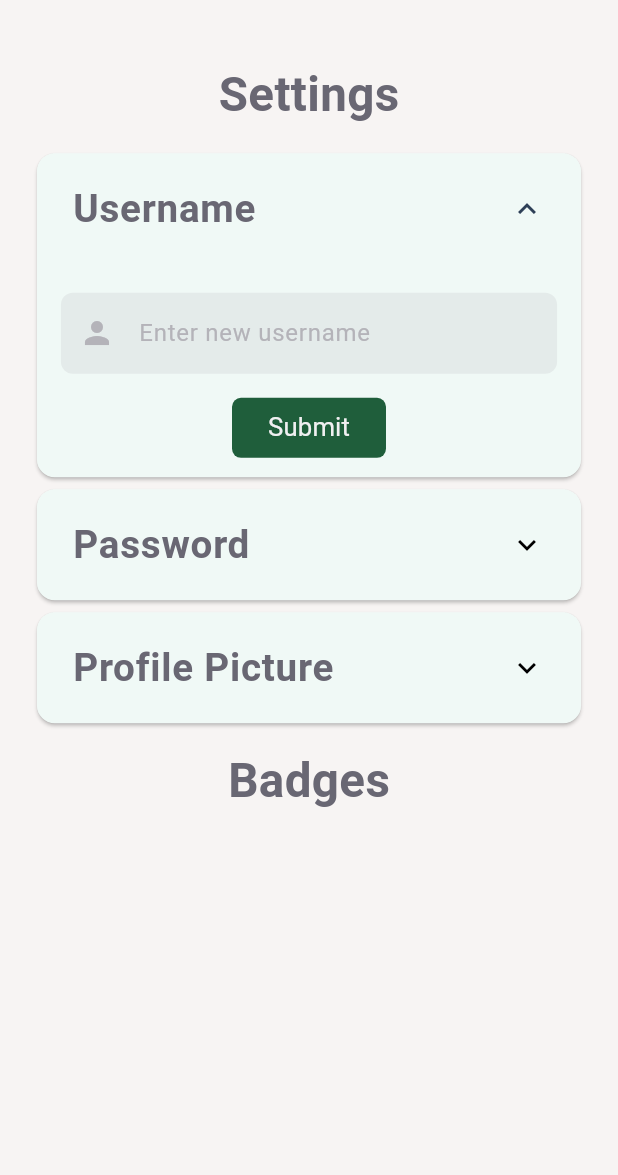
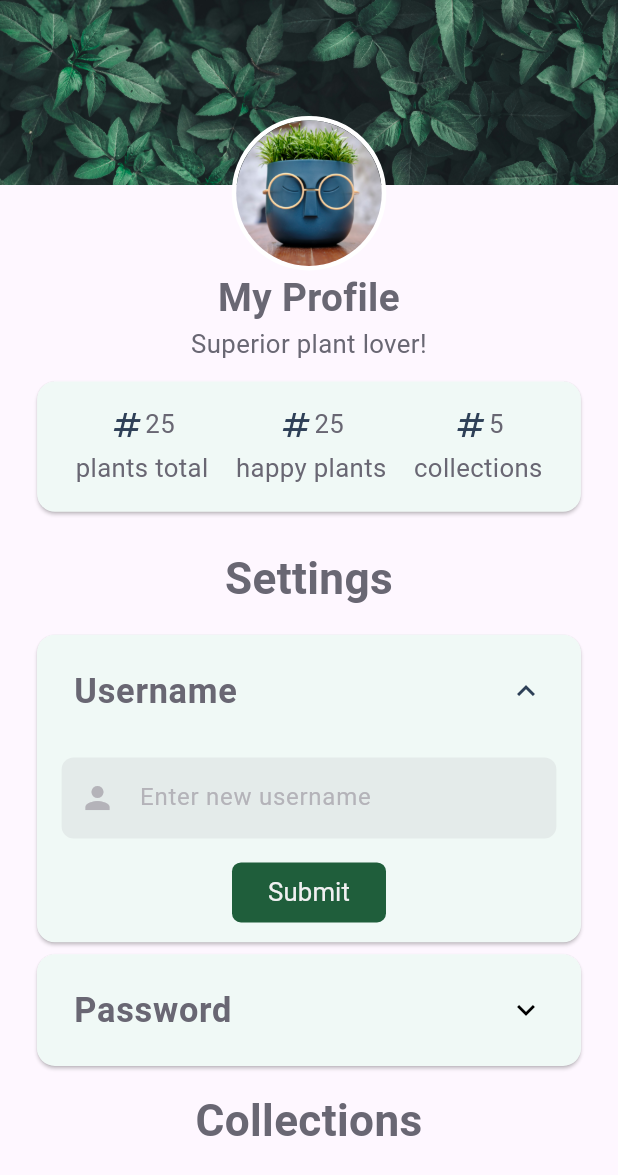
Before and after one commit to Team-Wilhelm/BotaniQue-MobDev, a Flutter app: the SettingsScreen screen opened directly, after a tap on "Username", on a phone screen of 412 x 824 dp. Shown: the top 1175 px of the screen. Run offline on Flutter 3.47's test engine with Material 3 defaults, Android fonts, the phone set to English and light mode, and no system bars; our stand-ins replace flutter_bloc, freezed_annotation, image_picker, localstorage, lottie; network calls fail.

Commit message:
added some styling to settings screen and almost everything sized dynamically

```diff
--- a/botanique/lib/settings/panel_content/image_update_content.dart
+++ /dev/null
@@ -1,43 +0,0 @@
-import 'package:botanique/shared/app_button.dart';
-import 'package:botanique/shared/app_text.dart';
-import 'package:botanique/state/user_cubit.dart';
-import 'package:botanique/style/app_style.dart';
-import 'package:flutter/material.dart';
-import 'package:flutter_bloc/flutter_bloc.dart';
-
-class ImageUpdateContent extends StatelessWidget {
-  const ImageUpdateContent({super.key, this.base64image, required this.onDelete});
-
-  final String? base64image;
-  final VoidCallback onDelete;
-
-  @override
-  Widget build(BuildContext context) {
-    return Column(
-      children: [
-        const AppText(text: "Want a new look?", fontSize: FontSizes.regular),
-        if (base64image != null)
-          Image.network(
-            base64image!,
-            width: 200,
-            height: 200,
-          ) else const SizedBox(),//TODO add default image
-        Row(
-          mainAxisAlignment: MainAxisAlignment.spaceEvenly,
-          children: [
-            AppButton(
-                onPressed: () {
-                  handleImageUpload();
-                },
-                text: "Upload"),
-            AppButton(
-                onPressed: onDelete,
-                text: "Remove"),
-          ],
-        )
-      ],
-    );
-  }
-
-  void handleImageUpload() {}
-}
--- a/botanique/lib/settings/panel_content/text_update_panel.dart
+++ b/botanique/lib/settings/panel_content/text_update_panel.dart
@@ -9,13 +9,11 @@ import 'package:flutter_bloc/flutter_bloc.dart';
 class TextUpdatePanel extends StatelessWidget {
   TextUpdatePanel(
       {super.key,
-      this.textToUpdate,
       required this.placeholder,
       required this.onSubmit,
       required this.controller,
       required this.icon});
 
-  final String? textToUpdate;
   final String placeholder;
   final VoidCallback onSubmit;
   final TextEditingController controller;
@@ -25,22 +23,6 @@ class TextUpdatePanel extends StatelessWidget {
   Widget build(BuildContext context) {
     return Column(
       children: [
-        if (textToUpdate != null)
-          Row(
-            mainAxisAlignment: MainAxisAlignment.center,
-            children: [
-              const AppText(
-                text: "Current: ",
-                fontSize: FontSizes.regular,
-              ),
-              AppText(
-                text: textToUpdate!,
-                fontSize: FontSizes.regular,
-                fontWeight: FontWeight.bold,
-              ),
-            ],
-          ),
-        spacer,
         AppTextField(
           textFieldController: controller,
           placeholder: placeholder,
--- /dev/null
+++ b/botanique/lib/settings/profile_settings_banner.dart
@@ -0,0 +1,64 @@
+import 'package:flutter/material.dart';
+import 'package:flutter_bloc/flutter_bloc.dart';
+import '../state/user_cubit.dart';
+import '../util/asset_constants.dart';
+
+class ProfileSettingsBanner extends StatelessWidget {
+  const ProfileSettingsBanner({
+    super.key,
+    required this.diameter,
+  });
+
+  final double diameter;
+
+  @override
+  Widget build(BuildContext context) {
+    return Stack(
+      clipBehavior: Clip.none,
+      children: [
+        Container(
+          height: diameter * 1.2,
+          decoration: const BoxDecoration(
+            image: DecorationImage(
+              image: AssetImage(AssetConstants.leaves),
+              fit: BoxFit.cover,
+            ),
+          ),
+        ),
+        Positioned(
+          top: diameter * 0.75,
+          left: MediaQuery.of(context).size.width / 2 - diameter / 2,
+          child: Container(
+            width: diameter,
+            height: diameter,
+            decoration: BoxDecoration(
+              shape: BoxShape.circle,
+              border: Border.all(
+                color: Colors.white,
+                width: 3, // Ensuring the border is visible
+              ),
+            ),
+            child: Center( // Added a Center widget to ensure the image is centered
+              child: ClipOval(
+                child: Image.network(
+                  context.read<UpdateUserCubit>().state.base64Image ?? "",
+                  width: diameter - 6, //to allow the border to be seen
+                  height: diameter - 6,
+                  fit: BoxFit.cover,
+                  errorBuilder: (context, error, stackTrace) {
+                    return Image.asset(
+                      AssetConstants.profile,
+                      width: diameter - 6,
+                      height: diameter - 6,
+                      fit: BoxFit.cover,
+                    );
+                  },
+                ),
+              ),
+            ),
+          ),
+        ),
+      ],
+    );
+  }
+}
--- a/botanique/lib/settings/settings_screen.dart
+++ b/botanique/lib/settings/settings_screen.dart
@@ -1,15 +1,16 @@
 import 'package:botanique/models/events/client_events.dart';
 import 'package:botanique/models/events/server_events.dart';
 import 'package:botanique/settings/panel_content/text_update_panel.dart';
+import 'package:botanique/settings/profile_settings_banner.dart';
 import 'package:botanique/state/user_cubit.dart';
 import 'package:botanique/state/web_socket_bloc.dart';
+import 'package:botanique/util/asset_constants.dart';
+import 'package:flutter/cupertino.dart';
 import 'package:flutter/material.dart';
 import 'package:botanique/shared/app_text.dart';
-import 'package:botanique/shared/screen_base.dart';
 import 'package:botanique/style/app_style.dart';
 import 'package:flutter_bloc/flutter_bloc.dart';
 import 'panel_content/panel_item.dart';
-import 'panel_content/image_update_content.dart';
 
 class SettingsScreen extends StatefulWidget {
   const SettingsScreen({super.key});
@@ -31,16 +32,15 @@ class _SettingsScreenState extends State<SettingsScreen> {
           id: 1,
           headerValue: 'Username',
           panelContent: TextUpdatePanel(
-            textToUpdate: context.read<UpdateUserCubit>().state.username,
             placeholder: "Enter new username",
             controller: _usernameController,
             onSubmit: () {
               if (_usernameController.text.isNotEmpty &&
                   _usernameController.text.length <= 51) {
-                handleSubmit(_usernameController);
+                _handleSubmit(_usernameController);
+                _handleTileToggle(1);
               } else {
-                showErrorSnackBar(
-                    "Must be between 1-50 characters");
+                _showErrorSnackBar("Must be between 1-50 characters");
               }
             },
             icon: const Icon(Icons.person),
@@ -56,30 +56,14 @@ class _SettingsScreenState extends State<SettingsScreen> {
             onSubmit: () {
               if (_passwordController.text.length >= 8 &&
                   _passwordController.text.length <= 256) {
-                  handleSubmit(_passwordController);
+                _handleSubmit(_passwordController);
+                _handleTileToggle(2);
               } else {
-                  showErrorSnackBar(
-                      "Must be between 8-256 characters");
+                _showErrorSnackBar("Must be between 8-256 characters");
               }
             }),
-          controller: ExpansionTileController()),
-      PanelItem(
-          id: 3,
-          headerValue: 'Profile Picture',
-          panelContent: ImageUpdateContent(
-            base64image: context.read<UpdateUserCubit>().state.base64Image,
-            onDelete: () {
-              final cubit = context.read<UpdateUserCubit>();
-              cubit
-                  .updateBase64Image("default profile image url"); //TODO add me
-              var updateUserDto = cubit.state;
-              context.read<WebSocketBloc>().add(ClientWantsToUpdateProfile(
-                  jwt: '',
-                  updateUserDto: updateUserDto,
-                  eventType: "ClientWantsToUpdateProfile"));
-            },
+        controller: ExpansionTileController(),
       ),
-          controller: ExpansionTileController()),
     ];
     super.initState();
   }
@@ -99,58 +83,106 @@ class _SettingsScreenState extends State<SettingsScreen> {
     });
   }
 
+  //TODO get data for stats
+  //TODO deal with collections CRUD
+  //TODO implement image update/delete
+
   @override
   Widget build(BuildContext context) {
-    return ScreenBase(
-      child: SingleChildScrollView(
-        child: BlocConsumer<WebSocketBloc, ServerEvent>(
+    final double diameter = MediaQuery.of(context).size.width * 0.25;
+
+    return Scaffold(
+        body: BlocConsumer<WebSocketBloc, ServerEvent>(
+      listener: (context, state) {
+        if (state is ServerRejectsUpdate) {
+          _showErrorSnackBar(state.errorMessage);
+        }
+      },
       builder: (context, state) {
-            return Column(
+        return ListView(
           children: [
+            ProfileSettingsBanner(diameter: diameter),
+            SizedBox(height: diameter * 0.55),
+            AppText(
+                text: context.read<UpdateUserCubit>().state.username ??
+                    "My Profile",
+                textAlign: TextAlign.center,
+                fontSize: FontSizes.h3,
+                fontWeight: FontWeight.bold),
+            const AppText(
+              text: "Superior plant lover!",
+              textAlign: TextAlign.center,
+            ),
+            spacer,
+            Card(
+              margin: EdgeInsets.symmetric(horizontal: diameter * 0.24),
+              child: Padding(
+                padding: EdgeInsets.all(diameter * 0.16),
+                child: Row(
+                  mainAxisAlignment: MainAxisAlignment.spaceAround,
+                  children: [
+                    _buildStatsColumn("25", "plants total"),
+                    _buildStatsColumn("25", "happy plants"),
+                    _buildStatsColumn("5", "collections"),
+                  ],
+                ),
+              ),
+            ),
+            spacerDouble,
             const AppText(
                 text: "Settings",
-                    fontSize: FontSizes.h1,
+                textAlign: TextAlign.center,
+                fontSize: FontSizes.h2,
                 fontWeight: FontWeight.bold),
             spacer,
-                ...panelItems.map((item) => _buildExpansionTile(item)),
+            ...panelItems.map((item) => _buildExpansionTile(item, diameter)),
             spacer,
             const AppText(
-                    text: "Badges",
-                    fontSize: FontSizes.h1,
+                text: "Collections",
+                textAlign: TextAlign.center,
+                fontSize: FontSizes.h2,
                 fontWeight: FontWeight.bold),
           ],
         );
       },
-          listener: (BuildContext context, ServerEvent state) {
-            if (state is ServerRejectsUpdate) {
-              context
-                  .read<UpdateUserCubit>()
-                  .updateUsername(state.getUserDto.username);
-              context
-                  .read<UpdateUserCubit>()
-                  .updateBase64Image(state.getUserDto.blobUrl!);
-              showErrorSnackBar(state.errorMessage);
+    ));
   }
-          },
+
+  Column _buildStatsColumn(String number, String text) {
+    return Column(
+      mainAxisAlignment: MainAxisAlignment.center,
+      crossAxisAlignment: CrossAxisAlignment.center,
+      children: <Widget>[
+        Row(
+          mainAxisAlignment: MainAxisAlignment.center,
+          children: [
+            Icon(Icons.numbers, color: AppColors.accent),
+            AppText(text: number),
+          ],
         ),
-      ),
+        SizedBox(height: 4),
+        AppText(text: text)
+      ],
     );
   }
 
-  Widget _buildExpansionTile(PanelItem item) {
-    return Card(
+  Widget _buildExpansionTile(PanelItem item, double diameter) {
+    return Padding(
+      padding: _getSymmetricHorizontalPadding(),
+      child: Card(
         child: Theme(
           data: Theme.of(context).copyWith(dividerColor: Colors.transparent),
           child: ExpansionTile(
             controller: item.controller,
-          tilePadding: const EdgeInsets.symmetric(horizontal: 24, vertical: 8),
-          childrenPadding:
-              const EdgeInsets.symmetric(horizontal: 16, vertical: 8),
+            tilePadding: EdgeInsets.symmetric(
+                horizontal: diameter * 0.24, vertical: diameter * 0.08),
+            childrenPadding: EdgeInsets.symmetric(
+                horizontal: diameter * 0.16, vertical: diameter * 0.08),
             initiallyExpanded: false,
             iconColor: AppColors.accent,
             title: AppText(
                 text: item.headerValue,
-              fontSize: FontSizes.h3,
+                fontSize: FontSizes.h4,
                 fontWeight: FontWeight.bold),
             onExpansionChanged: (bool expanded) => _handleTileToggle(item.id),
             children: [
@@ -158,10 +190,11 @@ class _SettingsScreenState extends State<SettingsScreen> {
             ],
           ),
         ),
+      ),
     );
   }
 
-  void handleSubmit(TextEditingController controller) {
+  void _handleSubmit(TextEditingController controller) {
     final cubit = context.read<UpdateUserCubit>();
     cubit.updateUsername(controller.text);
     var updateUserDto = cubit.state;
@@ -172,7 +205,7 @@ class _SettingsScreenState extends State<SettingsScreen> {
     controller.clear();
   }
 
-  void showErrorSnackBar(String content) {
+  void _showErrorSnackBar(String content) {
     ScaffoldMessenger.of(context).showSnackBar(
       SnackBar(
         content: Center(
@@ -185,4 +218,22 @@ class _SettingsScreenState extends State<SettingsScreen> {
       ),
     );
   }
+
+  EdgeInsets _getSymmetricHorizontalPadding() {
+    double sidePadding = MediaQuery.of(context).size.width * 0.05;
+    return EdgeInsets.symmetric(
+      horizontal: sidePadding,
+    );
   }
+}
+
+/*onDelete: () {
+final cubit = context.read<UpdateUserCubit>();
+cubit
+    .updateBase64Image("default profile image url"); //TODO add me
+var updateUserDto = cubit.state;
+context.read<WebSocketBloc>().add(ClientWantsToUpdateProfile(
+jwt: '',
+updateUserDto: updateUserDto,
+eventType: "ClientWantsToUpdateProfile"));
+}*/
--- a/botanique/lib/style/app_style.dart
+++ b/botanique/lib/style/app_style.dart
@@ -45,6 +45,11 @@ const spacer = SizedBox(
   height: 12,
 );
 
+const spacerDouble = SizedBox(
+  width: 24,
+  height: 24,
+);
+
 final appTheme = ThemeData.light().copyWith(
   colorScheme: ColorScheme.light(
     primary: AppColors.primary[0]!,
--- a/botanique/lib/util/asset_constants.dart
+++ b/botanique/lib/util/asset_constants.dart
@@ -4,6 +4,7 @@ class AssetConstants {
 
   static const String logo = '${_assetPath}logo.png';
   static const String leaves = '${_assetPath}leaves.jpg';
+  static const String profile = '${_assetPath}profile_default.jpg';
 
   static const String humidity = '${_minimalisticAssetPath}humidity.png';
   static const String light = '${_minimalisticAssetPath}sun.png';
```
Also changed, not shown: botanique/assets/images/profile_default.jpg (added). Lines whose indentation alone changed are shown as unchanged.
